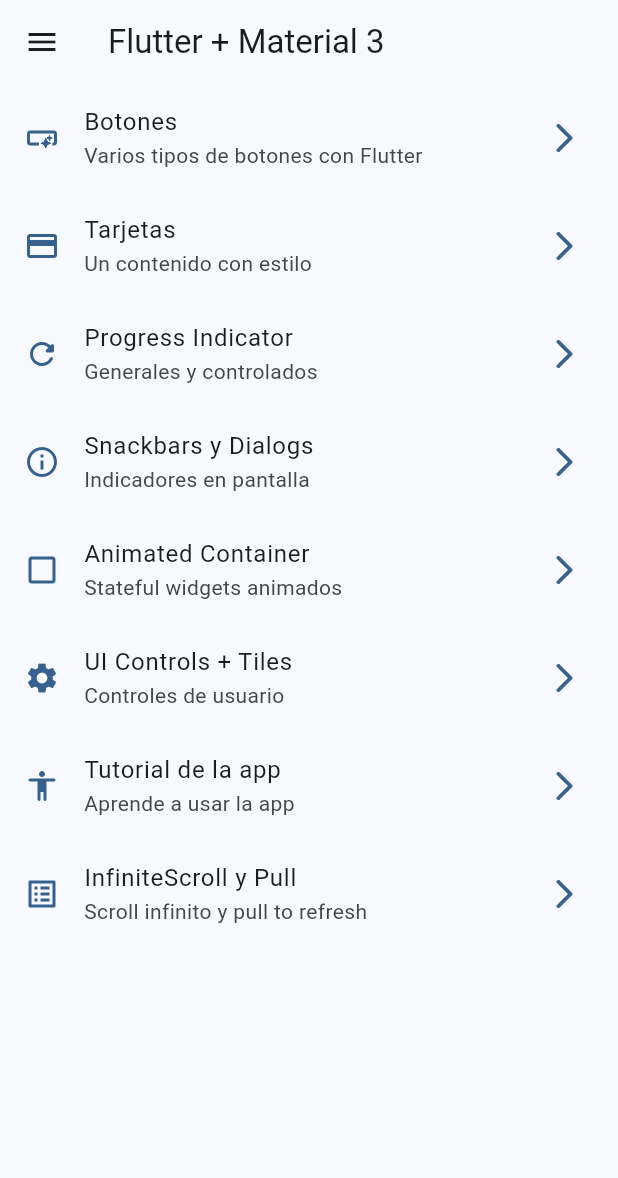
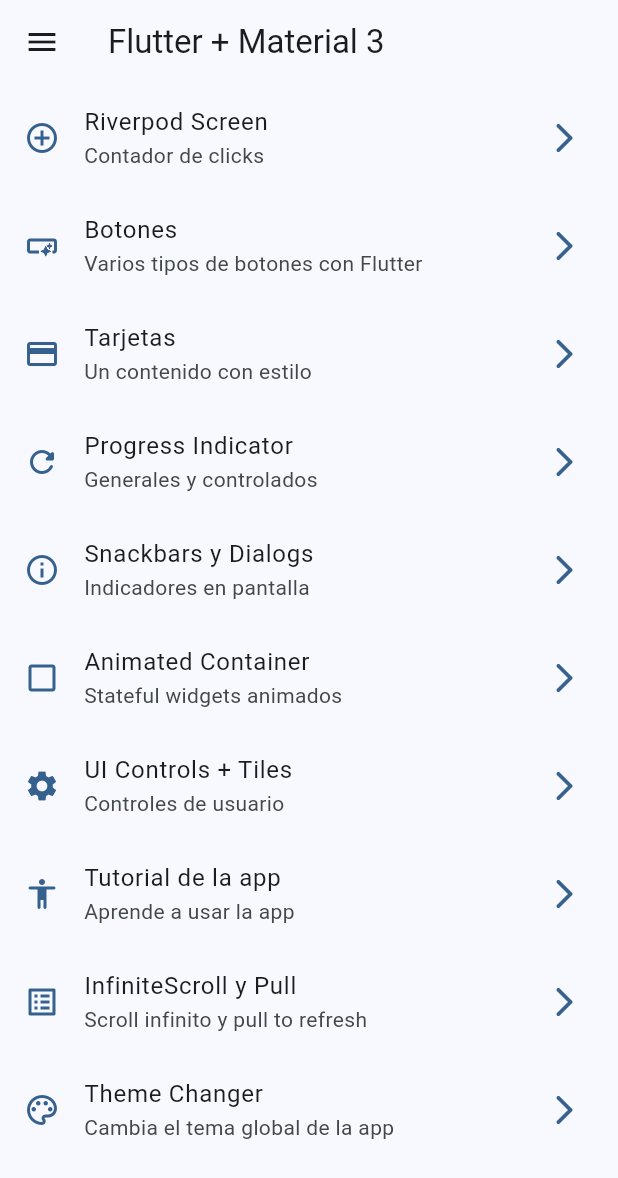
Before and after one commit to DanielDevHN/widgetsFlutterApp, a Flutter app: the screen it shows after launch, on a phone screen of 412 x 824 dp. Shown: the top 1178 px of the screen. Run offline on Flutter 3.47's test engine with Material 2 defaults, Android fonts, the phone set to English and light mode, and no system bars; our stand-ins replace animate_do, flutter_riverpod, go_router.

Commit message:
Global theme app done after statenotifier

```diff
--- a/lib/config/menu/menu_items.dart
+++ b/lib/config/menu/menu_items.dart
@@ -15,6 +15,12 @@ class MenuItem {
 }
 
 const appMenuItems = <MenuItem>[
+  MenuItem(
+    title: 'Riverpod Screen',
+    subTitle: 'Contador de clicks',
+    link: '/counter',
+    icon: Icons.add_circle_outline_outlined,
+  ),
   MenuItem(
     title: 'Botones',
     subTitle: 'Varios tipos de botones con Flutter',
@@ -63,4 +69,10 @@ const appMenuItems = <MenuItem>[
     link: '/infinite_scroll',
     icon: Icons.list_alt_outlined,
   ),
+  MenuItem(
+    title: 'Theme Changer',
+    subTitle: 'Cambia el tema global de la app',
+    link: '/theme_changer',
+    icon: Icons.color_lens_outlined,
+  ),
 ];
--- a/lib/config/router/app_router.dart
+++ b/lib/config/router/app_router.dart
@@ -1,5 +1,6 @@
 import 'package:go_router/go_router.dart';
 import 'package:widgets_app/presentation/screens/screens.dart';
+import 'package:widgets_app/presentation/screens/theme_changer/theme_changer_screen.dart';
 
 // GoRouter configuration
 final appRouter = GoRouter(
@@ -50,5 +51,15 @@ final appRouter = GoRouter(
       name: InfiniteScrollScreen.name,
       builder: (context, state) => const InfiniteScrollScreen(),
     ),
+    GoRoute(
+      path: '/counter',
+      name: CounterScreen.name,
+      builder: (context, state) => const CounterScreen(),
+    ),
+    GoRoute(
+      path: '/theme_changer',
+      name: ThemeChangerScreen.name,
+      builder: (context, state) => const ThemeChangerScreen(),
+    ),
   ],
 );
--- a/lib/config/theme/app_theme.dart
+++ b/lib/config/theme/app_theme.dart
@@ -13,15 +13,18 @@ const colorList = <Color>[
 
 class AppTheme {
   final int selectedColor;
+  final bool isDarkMode;
 
   const AppTheme({
     this.selectedColor = 0,
+    this.isDarkMode = false,
   })  : assert(selectedColor >= 0, 'Selected color must be greater then 0'),
         assert(selectedColor < colorList.length,
             'Selected color must be less then ${colorList.length - 1}');
 
   ThemeData getTheme() => ThemeData(
         useMaterial3: true,
+        brightness: isDarkMode ? Brightness.dark : Brightness.light,
         colorSchemeSeed: colorList[selectedColor],
         appBarTheme: const AppBarTheme(centerTitle: false),
       );
--- a/lib/main.dart
+++ b/lib/main.dart
@@ -1,21 +1,28 @@
 import 'package:flutter/material.dart';
+import 'package:flutter_riverpod/flutter_riverpod.dart';
 import 'package:widgets_app/config/router/app_router.dart';
 import 'package:widgets_app/config/theme/app_theme.dart';
+import 'package:widgets_app/presentation/providers/theme_provider.dart';
 
 void main() {
-  runApp(const MainApp());
+  runApp(const ProviderScope(
+    child: MainApp(),
+  ));
 }
 
-class MainApp extends StatelessWidget {
+class MainApp extends ConsumerWidget {
   const MainApp({super.key});
 
   @override
-  Widget build(BuildContext context) {
+  Widget build(BuildContext context, ref) {
+    final int selectedColor = ref.watch(selectedColorProvider);
+    final bool isDarkMode = ref.watch(isDarkModeProvider);
     return MaterialApp.router(
       routerConfig: appRouter,
       title: 'Flutter Widgets App',
       debugShowCheckedModeBanner: false,
-      theme: AppTheme(selectedColor: 0).getTheme(),
+      theme: AppTheme(selectedColor: selectedColor, isDarkMode: isDarkMode)
+          .getTheme(),
     );
   }
 }
--- /dev/null
+++ b/lib/presentation/providers/counter_provider.dart
@@ -0,0 +1,3 @@
+import 'package:flutter_riverpod/flutter_riverpod.dart';
+
+final counterProvider = StateProvider((ref) => 0);
--- /dev/null
+++ b/lib/presentation/providers/theme_provider.dart
@@ -0,0 +1,9 @@
+import 'package:flutter_riverpod/flutter_riverpod.dart';
+import 'package:widgets_app/config/theme/app_theme.dart';
+
+final colorListProvider = Provider((ref) => colorList);
+
+final isDarkModeProvider = StateProvider((ref) => false);
+
+//Lista de colores inmutables
+final selectedColorProvider = StateProvider((ref) => 0);
--- a/lib/presentation/screens/screens.dart
+++ b/lib/presentation/screens/screens.dart
@@ -1,3 +1,5 @@
+export 'package:widgets_app/presentation/screens/counter/counter_screen.dart';
+
 export 'package:widgets_app/presentation/screens/buttons/buttons_screen.dart';
 export 'package:widgets_app/presentation/screens/cards/cards_screen.dart';
 export 'package:widgets_app/presentation/screens/home/home_sceen.dart';
--- a/pubspec.yaml
+++ b/pubspec.yaml
@@ -10,6 +10,7 @@ dependencies:
   animate_do: ^3.0.2
   flutter:
     sdk: flutter
+  flutter_riverpod: ^2.3.6
   go_router: ^8.0.5
 
 dev_dependencies:
```
Also changed, not shown: lib/presentation/screens/counter/counter_screen.dart (added, +44 -0 lines), lib/presentation/screens/theme_changer/theme_changer_screen.dart (added, +62 -0 lines), pubspec.lock.
